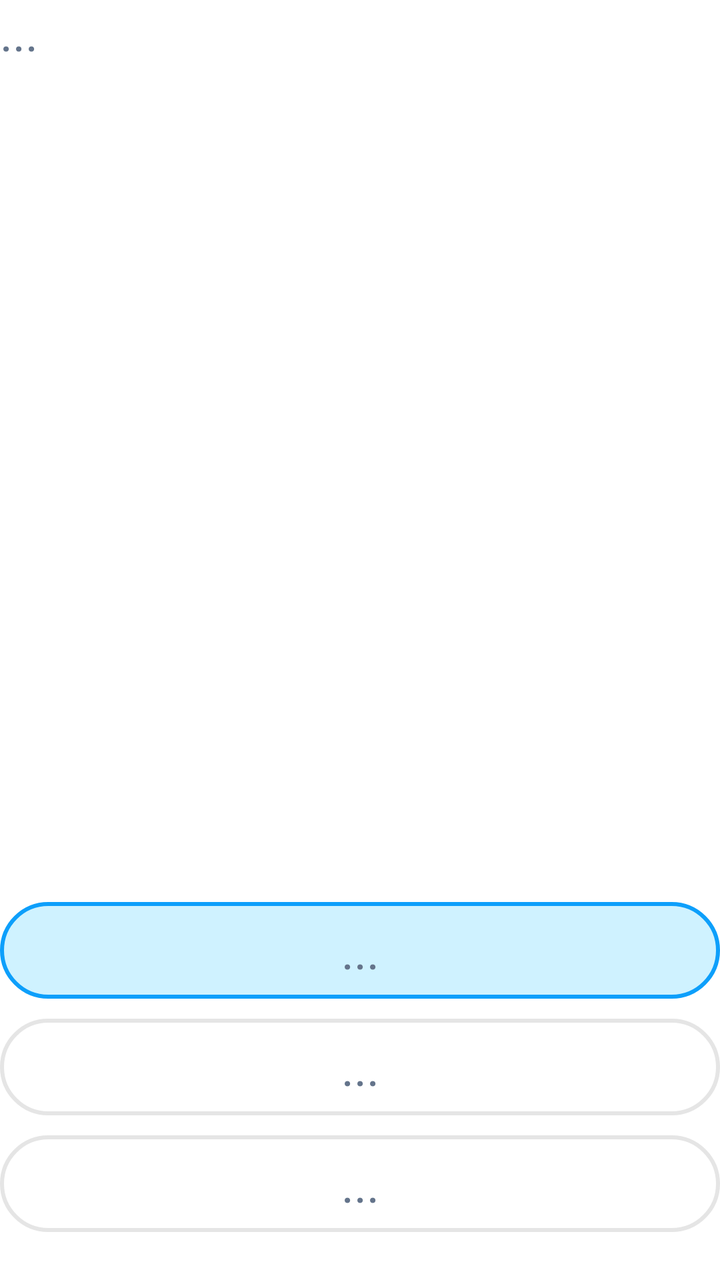
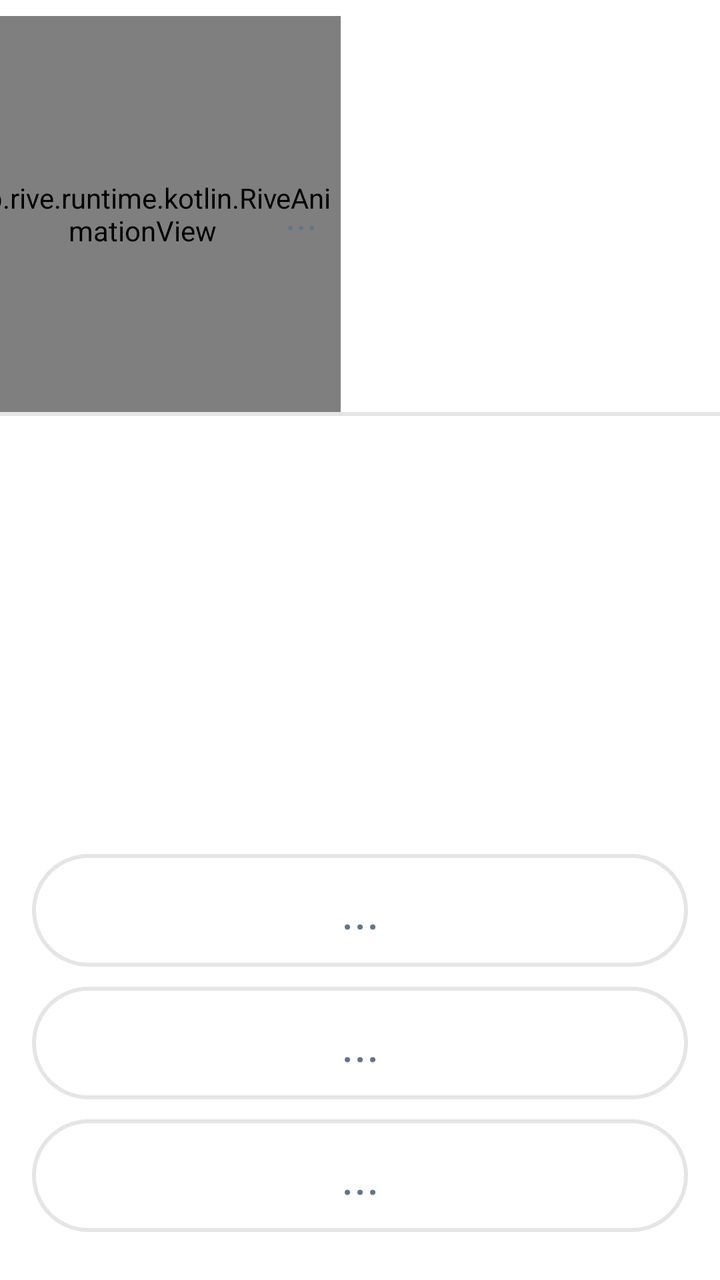

Two renders of the same Android screen: before a commit and after it. Below are the layout's source before the change and the commit's diff.
<!-- AndroidManifest.xml: application theme Theme.Tetragon -->
<!-- res/layout/fragment_ui_find_next_number.xml -->
<?xml version="1.0" encoding="utf-8"?>
<androidx.constraintlayout.widget.ConstraintLayout xmlns:android="http://schemas.android.com/apk/res/android"
    xmlns:tools="http://schemas.android.com/tools"
    xmlns:app="http://schemas.android.com/apk/res-auto"
    android:layout_width="match_parent"
    android:layout_height="match_parent"
    android:layout_marginStart="16dp"
    android:layout_marginEnd="16dp"
    tools:context=".questions.questionMathFirstGrade.firstTopicCountingNumbers.hard.UiFindNextNumberFragment">

    
    <TextView
        android:id="@+id/questionText"
        android:layout_width="wrap_content"
        android:layout_height="wrap_content"
        android:fontFamily="@font/inter_semibold"
        android:text="..."
        android:textColor="@color/text_color"
        android:textSize="24sp"
        app:layout_constraintStart_toStartOf="parent"
        app:layout_constraintTop_toTopOf="parent"/>

    
    <LinearLayout
        android:id="@+id/option1"
        android:layout_width="0dp"
        android:layout_height="wrap_content"
        android:background="@drawable/option_selected"
        android:orientation="horizontal"
        android:padding="8dp"
        android:layout_marginBottom="10dp"
        app:layout_constraintBottom_toTopOf="@+id/option2"
        app:layout_constraintEnd_toEndOf="parent"
        app:layout_constraintStart_toStartOf="parent">

        <TextView
            android:layout_width="match_parent"
            android:layout_height="wrap_content"
            android:fontFamily="@font/inter_semibold"
            android:gravity="center"
            android:text="..."
            android:textColor="@color/text_color"
            android:textSize="24sp" />
    </LinearLayout>

    
    <LinearLayout
        android:id="@+id/option2"
        android:layout_width="0dp"
        android:layout_height="wrap_content"
        android:background="@drawable/custom_background"
        android:orientation="horizontal"
        android:padding="8dp"
        android:layout_marginBottom="10dp"
        app:layout_constraintBottom_toTopOf="@+id/option3"
        app:layout_constraintEnd_toEndOf="parent"
        app:layout_constraintStart_toStartOf="parent">

        <TextView
            android:layout_width="match_parent"
            android:layout_height="wrap_content"
            android:fontFamily="@font/inter_semibold"
            android:gravity="center"
            android:text="..."
            android:textColor="@color/text_color"
            android:textSize="24sp" />
    </LinearLayout>

    
    <LinearLayout
        android:id="@+id/option3"
        android:layout_width="0dp"
        android:layout_height="wrap_content"
        android:background="@drawable/custom_background"
        android:orientation="horizontal"
        android:padding="8dp"
        android:layout_marginBottom="24dp"
        app:layout_constraintBottom_toBottomOf="parent"
        app:layout_constraintEnd_toEndOf="parent"
        app:layout_constraintStart_toStartOf="parent">

        <TextView
            android:layout_width="match_parent"
            android:layout_height="wrap_content"
            android:fontFamily="@font/inter_semibold"
            android:gravity="center"
            android:text="..."
            android:textColor="@color/text_color"
            android:textSize="24sp" />
    </LinearLayout>

</androidx.constraintlayout.widget.ConstraintLayout>
<!-- resources referenced by this layout -->
<resources>
  <color name="text_color">#64748b</color>
  <!-- drawable custom_background (drawable) -->
  <?xml version="1.0" encoding="utf-8"?>
  <shape xmlns:android="http://schemas.android.com/apk/res/android"
      android:shape="rectangle">
      <solid android:color="#ffffff"/>
      <stroke android:color="#e5e5e5"
          android:width="2dp"/>
      <corners android:radius="40dp"/>
  </shape>
  <!-- drawable option_selected (drawable) -->
  <?xml version="1.0" encoding="utf-8"?>
  <shape xmlns:android="http://schemas.android.com/apk/res/android"
      android:shape="rectangle">
      <solid android:color="@color/blue_3"/>
      <stroke android:color="@color/blue_1"
          android:width="2dp"/>
      <corners android:radius="40dp"/>
  </shape>
  <style name="Theme.Tetragon" parent="Base.Theme.Tetragon" />
  <color name="blue_3">#CFF2FF</color>
  <color name="blue_1">#0d9ffb</color>
  <style name="Base.Theme.Tetragon" parent="Theme.Material3.DayNight.NoActionBar">
          <item name="android:statusBarColor">@color/white</item>
          <item name="android:navigationBarColor">@color/white</item>
          <item name="android:windowLightStatusBar">true</item>
  
          <item name="android:windowBackground">@color/white</item>
          <item name="android:colorBackground">@color/white</item>
  
          <item name="android:windowIsTranslucent">false</item>
      </style>
  <color name="white">#FFFFFFFF</color>
</resources>

<!-- the commit's change to res/layout/fragment_ui_find_next_number.xml (unified diff, before → after) -->
@@ -1,92 +1,134 @@
 <?xml version="1.0" encoding="utf-8"?>
 <androidx.constraintlayout.widget.ConstraintLayout xmlns:android="http://schemas.android.com/apk/res/android"
+    xmlns:app="http://schemas.android.com/apk/res-auto"
     xmlns:tools="http://schemas.android.com/tools"
-    xmlns:app="http://schemas.android.com/apk/res-auto"
     android:layout_width="match_parent"
     android:layout_height="match_parent"
-    android:layout_marginStart="16dp"
-    android:layout_marginEnd="16dp"
+    android:background="@color/white"
     tools:context=".questions.questionMathFirstGrade.firstTopicCountingNumbers.hard.UiFindNextNumberFragment">
+
+    
+    <app.rive.runtime.kotlin.RiveAnimationView
+        android:id="@+id/teacherAnimation"
+        android:layout_width="0dp"
+        android:layout_height="0dp"
+        android:layout_marginStart="-28dp"
+        android:layout_marginTop="8dp"
+        android:clickable="true"
+        android:focusable="true"
+        app:layout_constraintDimensionRatio="H,11:11"
+        app:layout_constraintStart_toStartOf="parent"
+        app:layout_constraintTop_toTopOf="parent"
+        app:layout_constraintWidth_percent="0.55"
+        app:riveAlignment="BOTTOM_CENTER"
+        app:riveFit="CONTAIN"
+        app:riveResource="@raw/teacher_animation"
+        app:riveStateMachine="State Machine 1" />
 
     
     <TextView
         android:id="@+id/questionText"
-        android:layout_width="wrap_content"
+        android:layout_width="0dp"
         android:layout_height="wrap_content"
+        android:layout_marginStart="-28dp"
+        android:layout_marginEnd="16dp"
         android:fontFamily="@font/inter_semibold"
         android:text="..."
         android:textColor="@color/text_color"
-        android:textSize="24sp"
+        android:textSize="20sp"
+        app:layout_constraintBottom_toBottomOf="@id/teacherAnimation"
+        app:layout_constraintEnd_toEndOf="parent"
+        app:layout_constraintStart_toEndOf="@id/teacherAnimation"
+        app:layout_constraintTop_toTopOf="@id/teacherAnimation" />
+
+    <androidx.constraintlayout.widget.Barrier
+        android:id="@+id/headerBarrier"
+        android:layout_width="wrap_content"
+        android:layout_height="wrap_content"
+        app:barrierDirection="bottom"
+        app:constraint_referenced_ids="teacherAnimation,questionText" />
+
+    <View
+        android:id="@+id/headerDivider"
+        android:layout_width="0dp"
+        android:layout_height="2dp"
+        android:background="@color/gray_2"
+        app:layout_constraintEnd_toEndOf="parent"
         app:layout_constraintStart_toStartOf="parent"
-        app:layout_constraintTop_toTopOf="parent"/>
+        app:layout_constraintTop_toBottomOf="@id/headerBarrier" />
 
     
     <LinearLayout
-        android:id="@+id/option1"
+        android:id="@+id/optionsContainer"
         android:layout_width="0dp"
         android:layout_height="wrap_content"
-        android:background="@drawable/option_selected"
-        android:orientation="horizontal"
-        android:padding="8dp"
-        android:layout_marginBottom="10dp"
-        app:layout_constraintBottom_toTopOf="@+id/option2"
-        app:layout_constraintEnd_toEndOf="parent"
-        app:layout_constraintStart_toStartOf="parent">
-
-        <TextView
-            android:layout_width="match_parent"
-            android:layout_height="wrap_content"
-            android:fontFamily="@font/inter_semibold"
-            android:gravity="center"
-            android:text="..."
-            android:textColor="@color/text_color"
-            android:textSize="24sp" />
-    </LinearLayout>
-
-    
-    <LinearLayout
-        android:id="@+id/option2"
-        android:layout_width="0dp"
-        android:layout_height="wrap_content"
-        android:background="@drawable/custom_background"
-        android:orientation="horizontal"
-        android:padding="8dp"
-        android:layout_marginBottom="10dp"
-        app:layout_constraintBottom_toTopOf="@+id/option3"
-        app:layout_constraintEnd_toEndOf="parent"
-        app:layout_constraintStart_toStartOf="parent">
-
-        <TextView
-            android:layout_width="match_parent"
-            android:layout_height="wrap_content"
-            android:fontFamily="@font/inter_semibold"
-            android:gravity="center"
-            android:text="..."
-            android:textColor="@color/text_color"
-            android:textSize="24sp" />
-    </LinearLayout>
-
-    
-    <LinearLayout
-        android:id="@+id/option3"
-        android:layout_width="0dp"
-        android:layout_height="wrap_content"
-        android:background="@drawable/custom_background"
-        android:orientation="horizontal"
-        android:padding="8dp"
+        android:layout_marginStart="16dp"
+        android:layout_marginEnd="16dp"
         android:layout_marginBottom="24dp"
+        android:orientation="vertical"
         app:layout_constraintBottom_toBottomOf="parent"
         app:layout_constraintEnd_toEndOf="parent"
         app:layout_constraintStart_toStartOf="parent">
 
-        <TextView
+        
+        <LinearLayout
+            android:id="@+id/option1"
             android:layout_width="match_parent"
             android:layout_height="wrap_content"
-            android:fontFamily="@font/inter_semibold"
-            android:gravity="center"
-            android:text="..."
-            android:textColor="@color/text_color"
-            android:textSize="24sp" />
+            android:layout_marginBottom="10dp"
+            android:background="@drawable/custom_background"
+            android:orientation="horizontal"
+            android:padding="12dp">
+
+            <TextView
+                android:layout_width="match_parent"
+                android:layout_height="wrap_content"
+                android:fontFamily="@font/inter_semibold"
+                android:gravity="center"
+                android:text="..."
+                android:textColor="@color/text_color"
+                android:textSize="24sp" />
+        </LinearLayout>
+
+        
+        <LinearLayout
+            android:id="@+id/option2"
+            android:layout_width="match_parent"
+            android:layout_height="wrap_content"
+            android:layout_marginBottom="10dp"
+            android:background="@drawable/custom_background"
+            android:orientation="horizontal"
+            android:padding="12dp">
+
+            <TextView
+                android:layout_width="match_parent"
+                android:layout_height="wrap_content"
+                android:fontFamily="@font/inter_semibold"
+                android:gravity="center"
+                android:text="..."
+                android:textColor="@color/text_color"
+                android:textSize="24sp" />
+        </LinearLayout>
+
+        
+        <LinearLayout
+            android:id="@+id/option3"
+            android:layout_width="match_parent"
+            android:layout_height="wrap_content"
+            android:background="@drawable/custom_background"
+            android:orientation="horizontal"
+            android:padding="12dp">
+
+            <TextView
+                android:layout_width="match_parent"
+                android:layout_height="wrap_content"
+                android:fontFamily="@font/inter_semibold"
+                android:gravity="center"
+                android:text="..."
+                android:textColor="@color/text_color"
+                android:textSize="24sp" />
+        </LinearLayout>
+
     </LinearLayout>
 
 </androidx.constraintlayout.widget.ConstraintLayout>
<!-- resource entries referenced after the edit -->
@@ -1,5 +1,6 @@
 <!-- resources referenced by this layout -->
 <resources>
+  <color name="gray_2">#E5E5E5</color>
   <color name="text_color">#64748b</color>
   <!-- drawable custom_background (drawable) -->
   <?xml version="1.0" encoding="utf-8"?>
@@ -10,27 +11,19 @@
           android:width="2dp"/>
       <corners android:radius="40dp"/>
   </shape>
-  <!-- drawable option_selected (drawable) -->
-  <?xml version="1.0" encoding="utf-8"?>
-  <shape xmlns:android="http://schemas.android.com/apk/res/android"
-      android:shape="rectangle">
-      <solid android:color="@color/blue_3"/>
-      <stroke android:color="@color/blue_1"
-          android:width="2dp"/>
-      <corners android:radius="40dp"/>
-  </shape>
   <style name="Theme.Tetragon" parent="Base.Theme.Tetragon" />
-  <color name="blue_3">#CFF2FF</color>
-  <color name="blue_1">#0d9ffb</color>
   <style name="Base.Theme.Tetragon" parent="Theme.Material3.DayNight.NoActionBar">
-          <item name="android:statusBarColor">@color/white</item>
-          <item name="android:navigationBarColor">@color/white</item>
+          
           <item name="android:windowLightStatusBar">true</item>
   
           <item name="android:windowBackground">@color/white</item>
           <item name="android:colorBackground">@color/white</item>
   
           <item name="android:windowIsTranslucent">false</item>
+  
+          
+          <item name="android:enforceStatusBarContrast" tools:targetApi="29">false</item>
+          <item name="android:enforceNavigationBarContrast" tools:targetApi="29">false</item>
       </style>
   <color name="white">#FFFFFFFF</color>
 </resources>
